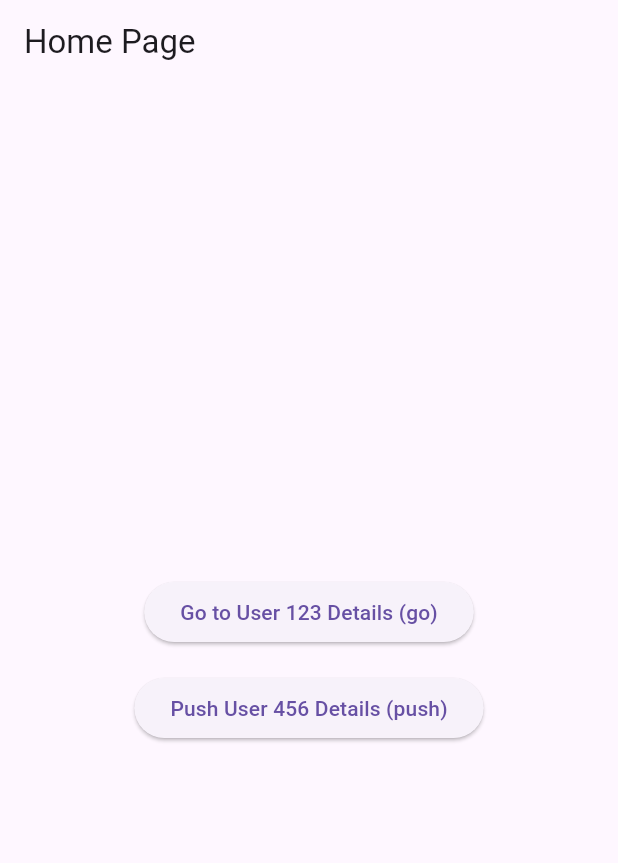
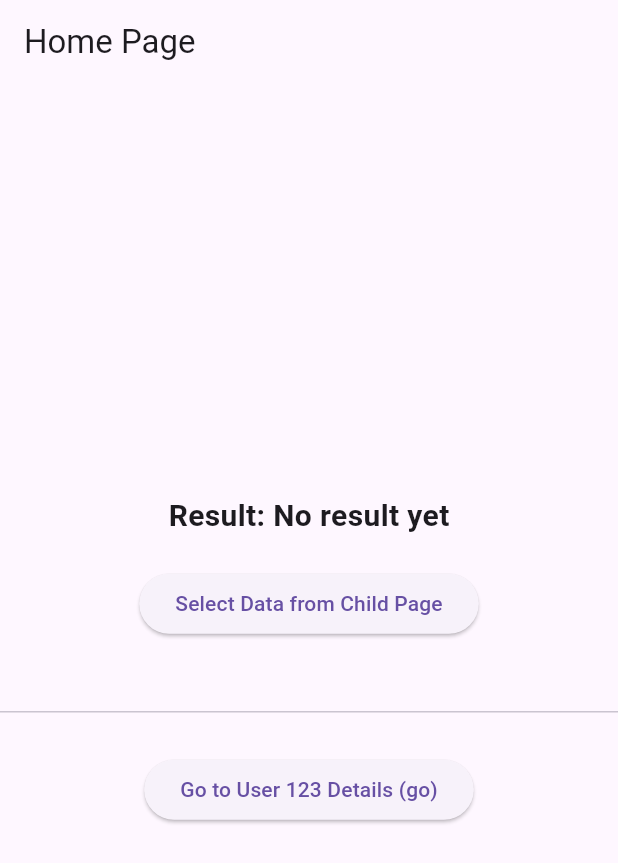
Before and after one commit to rengapraveenx/FL_goRouter, a Flutter app: the screen it shows after launch, on a phone screen of 412 x 824 dp. Shown: the top 863 px of the screen. Run offline on Flutter 3.47's test engine with Material 3 defaults, Android fonts, the phone set to English and light mode, and no system bars; our stand-ins replace go_router.

Commit message:
feat: Implement child-to-parent data return

```diff
--- a/lib/main.dart
+++ b/lib/main.dart
@@ -1,23 +1,26 @@
 import 'package:flutter/material.dart';
 import 'package:go_router/go_router.dart';
 
-// 1. Add names to routes and define path parameters
+// 1. Add the new route
 final _router = GoRouter(
   routes: [
     GoRoute(
-      name: 'home', // Route name
+      name: 'home',
       path: '/',
       builder: (context, state) => const HomePage(),
     ),
     GoRoute(
-      name: 'user_details', // Route name
-      path: '/user/:userId', // Path parameter: userId
+      name: 'user_details',
+      path: '/user/:userId',
       builder: (context, state) {
-        // Extract data from path parameter and 'extra'
         final userId = state.pathParameters['userId']!;
         final message = state.extra as String? ?? 'No message';
         return UserDetailsPage(userId: userId, message: message);
       },
+    ),
+    GoRoute(
+      path: '/selection',
+      builder: (context, state) => const SelectionPage(),
     ),
   ],
 );
@@ -41,8 +44,16 @@
   }
 }
 
-class HomePage extends StatelessWidget {
+// 2. Convert HomePage to a StatefulWidget
+class HomePage extends StatefulWidget {
   const HomePage({super.key});
+
+  @override
+  State<HomePage> createState() => _HomePageState();
+}
+
+class _HomePageState extends State<HomePage> {
+  String _resultFromSelection = 'No result yet';
 
   @override
   Widget build(BuildContext context) {
@@ -52,24 +63,33 @@
         child: Column(
           mainAxisAlignment: MainAxisAlignment.center,
           children: [
+            Text(
+              'Result: $_resultFromSelection',
+              style: const TextStyle(fontSize: 20, fontWeight: FontWeight.bold),
+            ),
+            const SizedBox(height: 20),
             ElevatedButton(
-              // 2. Navigate using goNamed with path parameters
+              // 3. Push and await the result
+              onPressed: () async {
+                final result = await context.push<String>('/selection');
+                if (result != null) {
+                  setState(() {
+                    _resultFromSelection = result;
+                  });
+                }
+              },
+              child: const Text('Select Data from Child Page'),
+            ),
+            const SizedBox(height: 40),
+            const Divider(),
+            const SizedBox(height: 20),
+            ElevatedButton(
               onPressed: () => context.goNamed(
                 'user_details',
                 pathParameters: {'userId': '123'},
                 extra: 'Hello User 123 from Home!',
               ),
               child: const Text('Go to User 123 Details (go)'),
-            ),
-            const SizedBox(height: 16),
-            ElevatedButton(
-              // 3. Navigate using pushNamed with path parameters
-              onPressed: () => context.pushNamed(
-                'user_details',
-                pathParameters: {'userId': '456'},
-                extra: 'Hello User 456 from Home!',
-              ),
-              child: const Text('Push User 456 Details (push)'),
             ),
           ],
         ),
@@ -78,7 +98,35 @@
   }
 }
 
-// 4. Renamed and updated the details page
+// 4. Create the SelectionPage
+class SelectionPage extends StatelessWidget {
+  const SelectionPage({super.key});
+
+  @override
+  Widget build(BuildContext context) {
+    return Scaffold(
+      appBar: AppBar(title: const Text('Select an Option')),
+      body: Center(
+        child: Column(
+          mainAxisAlignment: MainAxisAlignment.center,
+          children: [
+            ElevatedButton(
+              // 5. Pop with a result
+              onPressed: () => context.pop('Option A'),
+              child: const Text('Return "Option A"'),
+            ),
+            ElevatedButton(
+              onPressed: () => context.pop('Option B'),
+              child: const Text('Return "Option B"'),
+            ),
+          ],
+        ),
+      ),
+    );
+  }
+}
+
+
 class UserDetailsPage extends StatelessWidget {
   final String userId;
   final String message;
```
Also changed, not shown: 2 other files.
